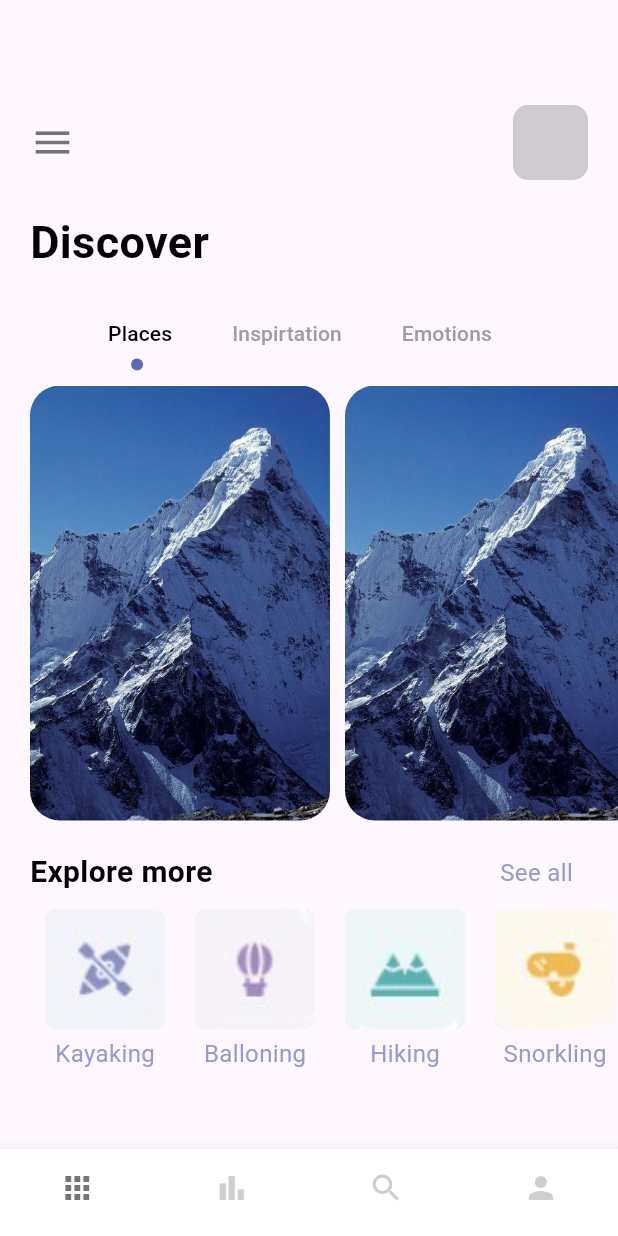
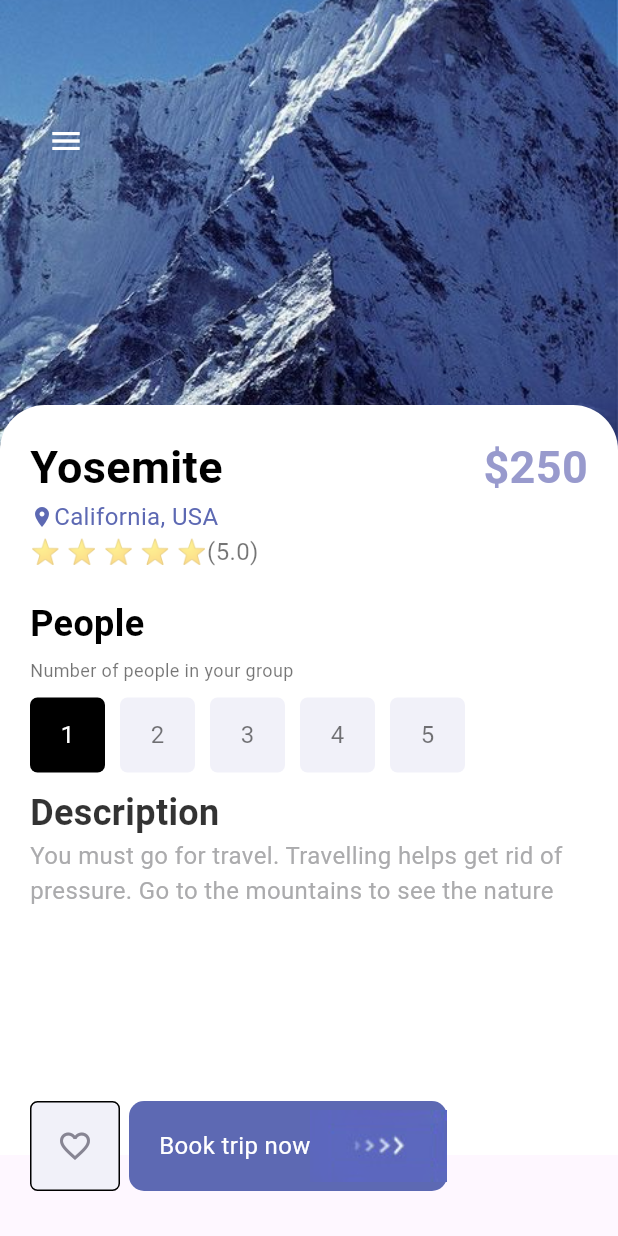
Before and after one commit to nmolkeri/trip-planner-flutter, a Flutter app: the screen it shows after launch, on a phone screen of 412 x 824 dp. Run offline on Flutter 3.47's test engine with Material 2 defaults, Android fonts, the light colour scheme and no system bars.

Commit message:
final design implemented

```diff
--- a/lib/main.dart
+++ b/lib/main.dart
@@ -1,4 +1,5 @@
 import 'package:flutter/material.dart';
+import 'package:trip_finder/pages/details_page.dart';
 import 'package:trip_finder/pages/nav_pages/main_page.dart';
 import 'package:trip_finder/pages/welcome_page.dart';
 
@@ -33,7 +34,7 @@ class MyApp extends StatelessWidget {
         colorScheme: ColorScheme.fromSeed(seedColor: Colors.deepPurple),
         useMaterial3: true,
       ),
-      home: const MainPage(),
+      home: const DetailsPage(),
     );
   }
 }
--- /dev/null
+++ b/lib/pages/details_page.dart
@@ -0,0 +1,147 @@
+import 'package:flutter/material.dart';
+import 'package:trip_finder/misc/colors.dart';
+import 'package:trip_finder/widgets/app_button.dart';
+import 'package:trip_finder/widgets/app_large_text.dart';
+import 'package:trip_finder/widgets/app_text.dart';
+import 'package:trip_finder/widgets/responsive_button.dart';
+
+class DetailsPage extends StatefulWidget {
+  const DetailsPage({super.key});
+
+  @override
+  State<DetailsPage> createState() => _DetailsPageState();
+}
+
+class _DetailsPageState extends State<DetailsPage> {
+  int selectedIndex = 0;
+
+  @override
+  Widget build(BuildContext context) {
+    return Scaffold(
+      body: Container(
+        width: double.maxFinite,
+        height: double.maxFinite,
+        child: Stack(
+          children: [
+            Positioned(
+              right: 0,
+              left: 0,
+              child: Container(
+                width: double.maxFinite,
+                height: 300,
+                decoration: BoxDecoration(
+                  image: DecorationImage(
+                    image: AssetImage("img/mountain.jpeg"),
+                    fit: BoxFit.cover
+                  )
+                ),
+                )
+              ),
+              Positioned(
+              top: 70,
+              left: 20,
+              child: Row(
+                // mainAxisAlignment: MainAxisAlignment.spaceBetween,
+                children: [
+                  IconButton(onPressed: () {},
+                  icon: Icon(Icons.menu),
+                  color: Colors.white,)
+                ],
+              )
+            ),
+            Positioned(
+              top: 270,
+              child: Container(
+                padding: const EdgeInsets.only(top: 20, left: 20, right: 20),
+                width: MediaQuery.of(context).size.width,
+                height: 500,
+                decoration: BoxDecoration(
+                  color: Colors.white,
+                  borderRadius: BorderRadius.only(
+                    topLeft: Radius.circular(30),
+                    topRight: Radius.circular(30)
+                  )
+                ),
+                child: Column(
+                  crossAxisAlignment: CrossAxisAlignment.start,
+                  children: [
+                    Row(
+
+                        mainAxisAlignment: MainAxisAlignment.spaceBetween,
+                        children: [
+                          AppLargeText(text: "Yosemite"),
+                          AppLargeText(text: "\$250", color: AppColors.textColor1)
+                        ],
+                      ),
+                      Row(
+                        children: [
+                          Icon(Icons.location_on,
+                          size: 16,
+                          color: AppColors.mainColor),
+                          AppText(text: "California, USA", size: 16, color: AppColors.mainColor)
+                        ],
+                      ),
+                      Row(
+                        children: [
+                          AppText(text: "⭐ ⭐ ⭐ ⭐ ⭐"),
+                          AppText(text: "(5.0)")
+                        ],
+                      ),
+                    SizedBox(height: 20),
+                    //People header
+                    Row(
+                        crossAxisAlignment: CrossAxisAlignment.start,
+                        children: [
+                          AppLargeText(text: "People", size: 24),
+                        ],
+                      ),
+                    SizedBox(height: 5,),
+                    AppText(text: "Number of people in your group", size: 12, color: Colors.black54),
+                    SizedBox(height: 10),
+                    Wrap(
+                      children: List.generate(5, (index) {
+                        return InkWell(
+                          onTap: () {
+                            setState(() {
+                              selectedIndex = index;
+                            });
+                          },
+                          child: Container(
+                            margin: const EdgeInsets.only(right: 4),
+                            child: AppButton(
+                              text: (index+1).toString(),
+                              size: 50,
+                              backgroundColor: selectedIndex == index ? Colors.black : AppColors.buttonBackground,
+                              textColor: selectedIndex == index ? Colors.white : Colors.black54
+                            ),
+                          ),
+                        );
+                      }),
+                    ),
+                    SizedBox(height: 10),
+                    AppLargeText(text: "Description", color: Colors.black.withOpacity(0.8), size: 24,),
+                    AppText(text: "You must go for travel. Travelling helps get rid of pressure. Go to the mountains to see the nature", color: AppColors.mainTextColor)
+                  ],
+                ),
+            )),
+            Positioned(
+              bottom: 30,
+              left: 20,
+              right: 20,
+              child: Row(
+                children: [
+                AppButton(size: 60,
+                  isIcon: true,
+                  icon: Icons.favorite_border,
+                  textColor: AppColors.textColor2,
+                  showBorder: true,
+                  backgroundColor: AppColors.buttonBackground),
+                ResponsiveButton(isResponsive: true)
+              ],
+            ))
+          ],
+        ),
+      ),
+    );
+  }
+}
--- a/lib/pages/nav_pages/main_page.dart
+++ b/lib/pages/nav_pages/main_page.dart
@@ -1,6 +1,6 @@
 import 'package:flutter/material.dart';
 import 'package:trip_finder/pages/nav_pages/bar_item_page.dart';
-import 'package:trip_finder/pages/nav_pages/home_page.dart';
+import 'package:trip_finder/pages/home_page.dart';
 import 'package:trip_finder/pages/nav_pages/my_page.dart';
 import 'package:trip_finder/pages/nav_pages/search_page.dart';
 
--- /dev/null
+++ b/lib/widgets/app_button.dart
@@ -0,0 +1,43 @@
+import 'package:flutter/material.dart';
+import 'package:trip_finder/widgets/app_text.dart';
+
+// ignore: must_be_immutable
+class AppButton extends StatelessWidget {
+  String? text;
+  final Color? backgroundColor;
+  bool showBorder;
+  final Color borderColor;
+  final Color textColor;
+  double size;
+  IconData? icon;
+  bool isIcon;
+
+  AppButton({
+    super.key,
+    this.text,
+    this.isIcon = false,
+    required this.size,
+    this.backgroundColor,
+    this.showBorder = false,
+    this.borderColor = Colors.black,
+    this.textColor = Colors.black,
+    this.icon
+  });
+
+  @override
+  Widget build(BuildContext context) {
+    return Container(
+              width: size,
+              height: size,
+              margin: const EdgeInsets.only(right: 6),
+              decoration: BoxDecoration(
+                borderRadius: BorderRadius.circular(5),
+                border: Border.all(color: showBorder ? borderColor : Colors.transparent,
+                width: showBorder ? 1.0 : 0),
+                color: backgroundColor,
+              ),
+              child: isIcon ? Center(child: Icon(icon, color: textColor))
+                : Center(child: AppText(text: text!, color: textColor)),
+            );
+  }
+}
--- a/lib/widgets/responsive_button.dart
+++ b/lib/widgets/responsive_button.dart
@@ -1,16 +1,17 @@
 import 'package:flutter/material.dart';
 import 'package:trip_finder/misc/colors.dart';
+import 'package:trip_finder/widgets/app_text.dart';
 
 class ResponsiveButton extends StatelessWidget {
   final String text;
-  bool? isResponsive;
+  bool isResponsive;
   double? width;
 
 
   ResponsiveButton({super.key,
   this.text = "",
   this.isResponsive = false,
-  this.width});
+  this.width = 120});
 
   @override
   Widget build(BuildContext context) {
@@ -18,17 +19,22 @@ class ResponsiveButton extends StatelessWidget {
       onTap: () {
 
       },
-      child: Container(width: width,
+      child: Flexible(
+        child: Container(
           height: 60,
           decoration: BoxDecoration(
             borderRadius: BorderRadius.circular(10),
             color: AppColors.mainColor
           ),
           child: Row(
-        mainAxisAlignment: MainAxisAlignment.center,
+            mainAxisAlignment: isResponsive ? MainAxisAlignment.spaceBetween : MainAxisAlignment.center,
             children: [
+              isResponsive ?
+              Container(margin: const EdgeInsets.only(left: 20), child: AppText(text: "Book trip now", color: Colors.white,))
+              : Container(),
               Image.asset("img/button-one.png")
           ]),
+        ),
       ),
     );
   }
```
Also changed, not shown: lib/pages/home_page.dart (renamed from lib/pages/nav_pages/home_page.dart). Lines whose indentation alone changed are shown as unchanged.
